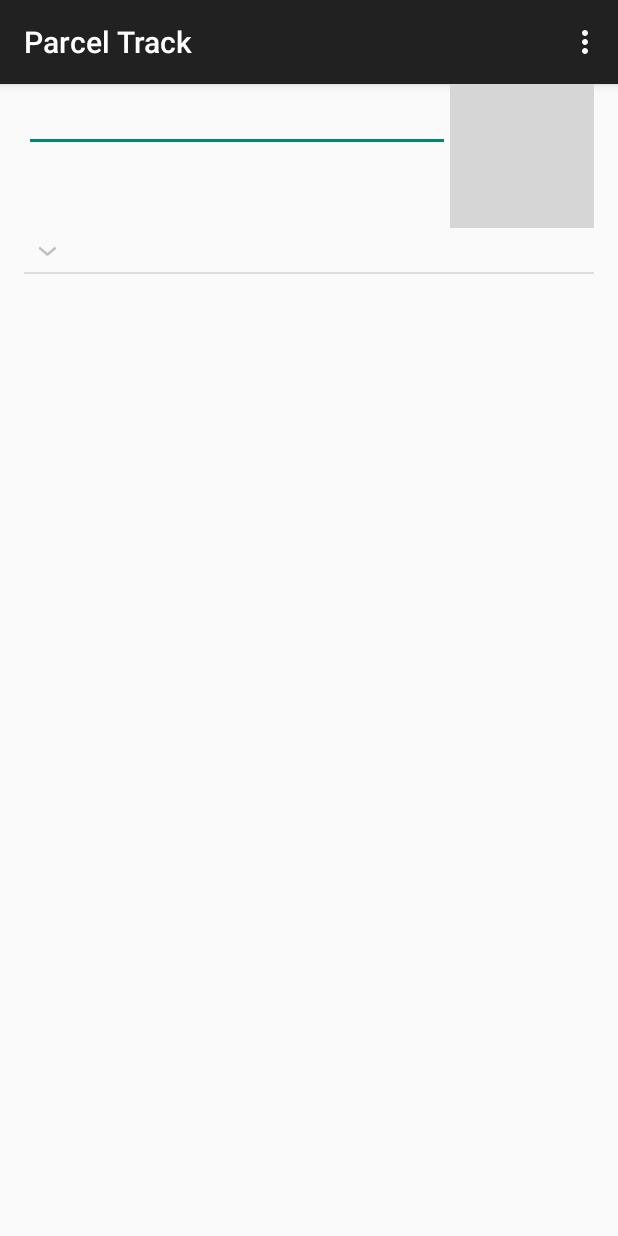
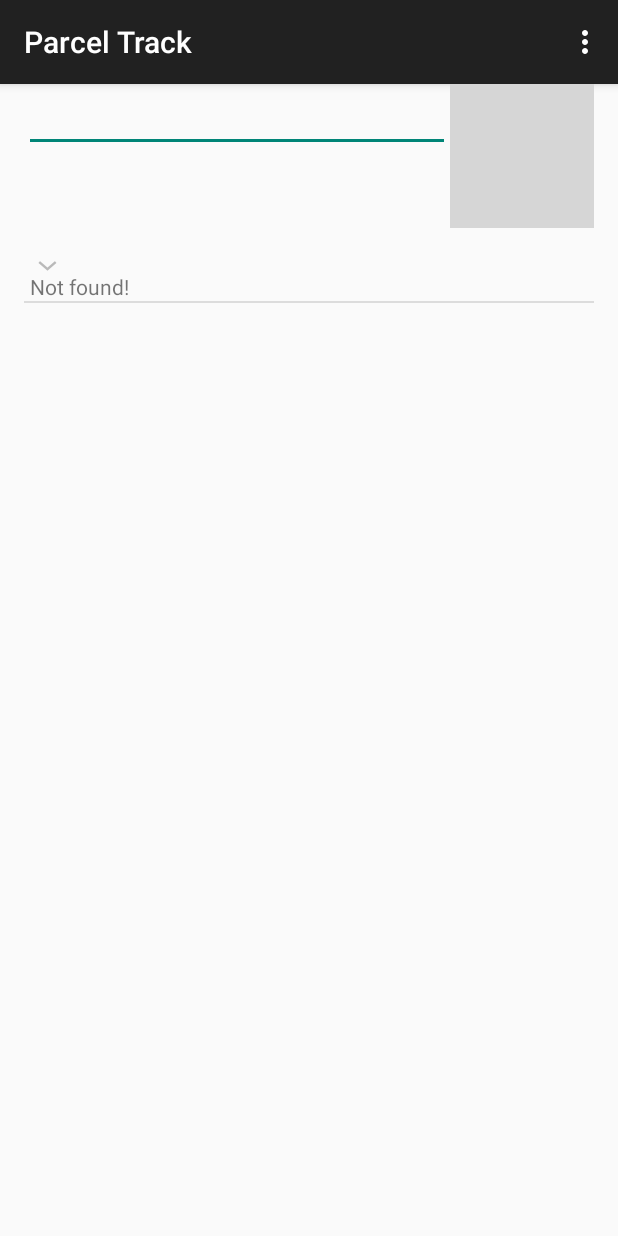
Before and after one commit to yancyn/ParcelTrack, an Android app: the screen it shows after launch (MainActivity), after a tap on an icon or button, on a phone screen of 412 x 824 dp. Run offline under Robolectric (Android 15) with nearby library versions, the phone set to English and light mode, and no system bars; our stand-ins replace AdMob; 1 statement that could not run was skipped; grey boxes are pictures that could not be loaded.

Commit message:
Show not found if invalid. Add border to courier logo as well.

```diff
--- a/ParcelTrack/src/main/java/com/muje/parcel/TrackExpandableAdapter.java
+++ b/ParcelTrack/src/main/java/com/muje/parcel/TrackExpandableAdapter.java
@@ -83,6 +83,12 @@ public class TrackExpandableAdapter extends BaseExpandableListAdapter {
         TextView textView = (TextView)groupView.findViewById(R.id.textView);
         textView.setText(shipment.getConsignmentNo());
 
+        // show invalid if not found
+        TextView statusText = (TextView)groupView.findViewById(R.id.statusText);
+        if(shipment.getTracks().size() == 0) {
+            statusText.setText(context.getString(R.string.invalid));
+        }
+
         // set courier logo
         ImageView imageView = (ImageView)groupView.findViewById(R.id.imageView);
         imageView.setImageResource(shipment.getLogoId());
--- a/ParcelTrack/src/main/res/layout/list_parent.xml
+++ b/ParcelTrack/src/main/res/layout/list_parent.xml
@@ -1,19 +1,36 @@
 <?xml version="1.0" encoding="utf-8"?>
 
 <LinearLayout xmlns:android="http://schemas.android.com/apk/res/android"
-    android:orientation="vertical" android:layout_width="match_parent"
+    android:orientation="vertical"
+    android:layout_width="match_parent"
     android:layout_height="match_parent">
 
     <TextView
         android:layout_width="wrap_content"
         android:layout_height="wrap_content"
         android:textAppearance="?android:attr/textAppearanceLarge"
-        android:id="@+id/textView" />
+        android:id="@+id/textView"
+        android:orientation="vertical" />
 
-    <ImageView
-        android:layout_width="wrap_content"
-        android:layout_height="wrap_content"
-        android:id="@+id/imageView"
-        android:layout_gravity="right"
-        android:background="@android:color/transparent" />
+    <RelativeLayout
+        android:layout_width="fill_parent"
+        android:layout_height="wrap_content">
+
+        <TextView
+            android:layout_width="wrap_content"
+            android:layout_height="wrap_content"
+            android:id="@+id/statusText"
+            android:textAppearance="?android:attr/textAppearanceSmall"
+            android:layout_marginLeft="@dimen/border_margin" />
+
+        <ImageView
+            android:layout_width="wrap_content"
+            android:layout_height="wrap_content"
+            android:layout_marginRight="@dimen/border_margin"
+            android:layout_marginBottom="@dimen/border_margin"
+            android:id="@+id/imageView"
+            android:background="@android:color/transparent"
+            android:layout_alignParentRight="true" />
+    </RelativeLayout>
+
 </LinearLayout>
--- a/ParcelTrack/src/main/res/values/dimens.xml
+++ b/ParcelTrack/src/main/res/values/dimens.xml
@@ -2,5 +2,6 @@
     <!-- Default screen margins, per the Android Design guidelines. -->
     <dimen name="activity_horizontal_margin">16dp</dimen>
     <dimen name="activity_vertical_margin">16dp</dimen>
+    <dimen name="border_margin">4dp</dimen>
 
     </resources>
```
